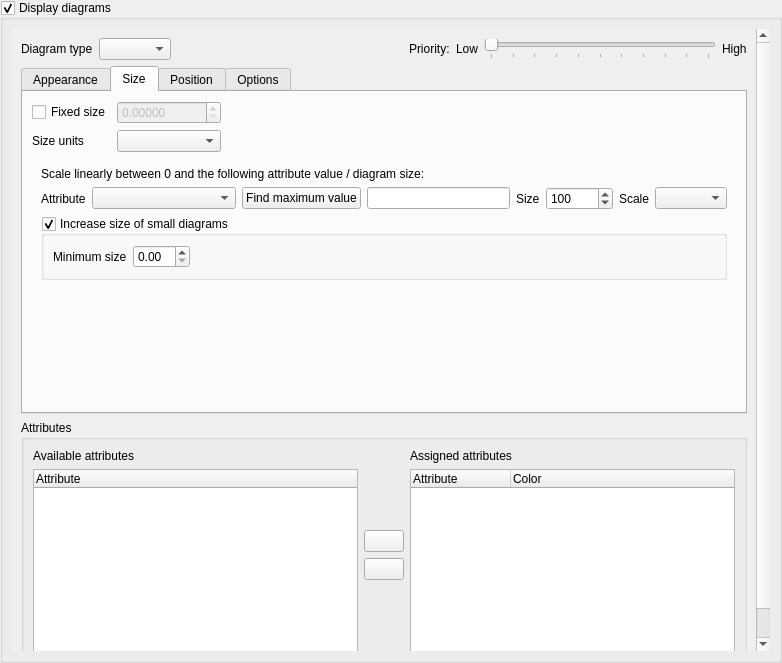
Qt form src/ui/qgsdiagrampropertiesbase.ui (qgis/QGIS) before a commit.
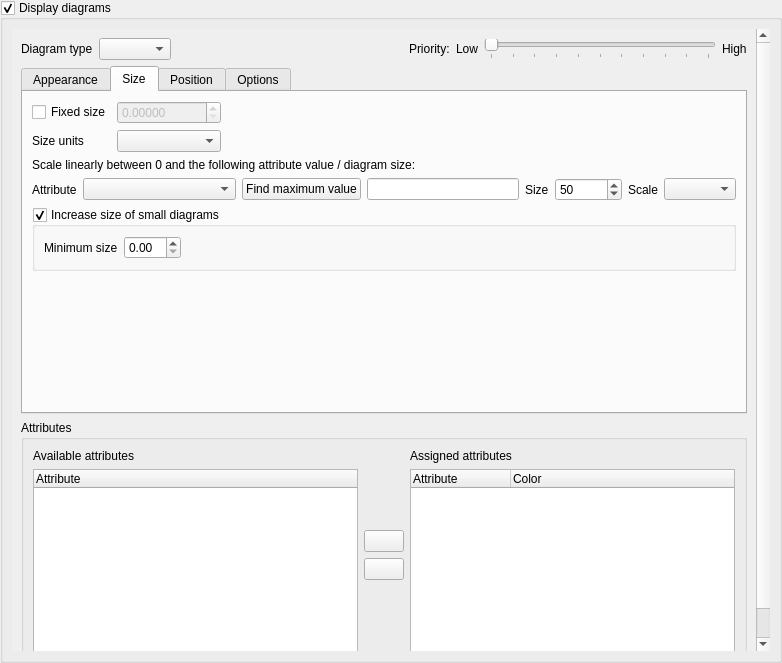
The same form after that commit. The open tabs and pages were chosen to show the change. Icons and pictures are not drawn. Custom widgets are drawn as their Qt base class.

Commit message: [Diagrams] UI-Improvements  * Do not allow "fixed size" histograms (makes no sense)  * Rewire slots and signals for the fixed size  * Default pie dimensions set to 50 mm

```diff
--- a/src/ui/qgsdiagrampropertiesbase.ui
+++ b/src/ui/qgsdiagrampropertiesbase.ui
@@ -380,6 +380,9 @@
                  <enum>QFrame::Plain</enum>
                 </property>
                 <layout class="QVBoxLayout" name="verticalLayout_3">
+                 <property name="margin">
+                  <number>0</number>
+                 </property>
                  <item>
                   <widget class="QLabel" name="mLinearlyScalingLabel">
                    <property name="text">
@@ -441,7 +444,7 @@
                       <number>10000000</number>
                      </property>
                      <property name="value">
-                      <number>100</number>
+                      <number>50</number>
                      </property>
                     </widget>
                    </item>
```
Left out of the diff: 35 changed lines with no effect on the pictures. The commit also changes 2 other files.
